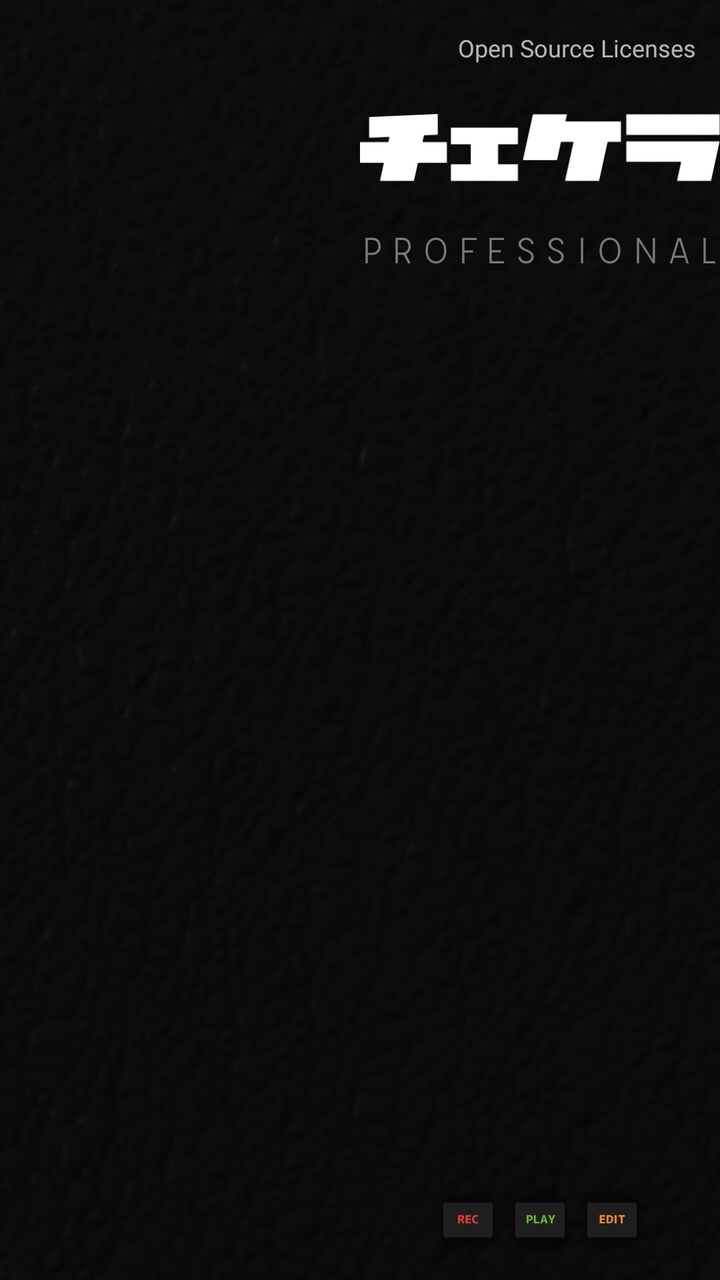
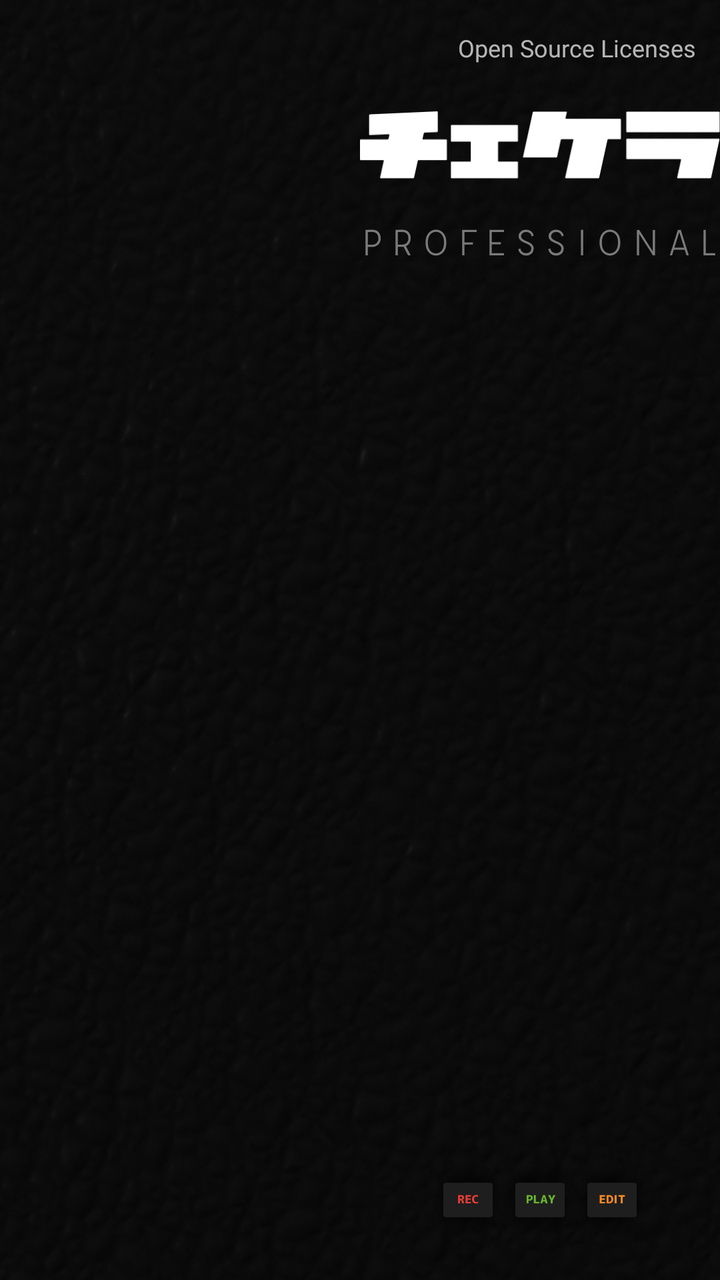

Two renders of the same Android screen: before a commit and after it. Below are the layout's source before the change and the commit's diff.
<!-- AndroidManifest.xml: application theme AppTheme -->
<!-- res/layout/main_activity.xml -->
<?xml version="1.0" encoding="utf-8"?>
<androidx.constraintlayout.widget.ConstraintLayout xmlns:android="http://schemas.android.com/apk/res/android"
    xmlns:app="http://schemas.android.com/apk/res-auto"
    xmlns:tools="http://schemas.android.com/tools"
    android:layout_width="match_parent"
    android:layout_height="match_parent"
    tools:context=".MainActivity">

    <ImageView
        android:id="@+id/imageView"
        android:layout_width="0dp"
        android:layout_height="0dp"
        android:contentDescription="background"
        android:scaleType="centerCrop"
        app:layout_constraintBottom_toBottomOf="parent"
        app:layout_constraintEnd_toEndOf="parent"
        app:layout_constraintStart_toStartOf="parent"
        app:layout_constraintTop_toTopOf="parent"
        app:srcCompat="@drawable/background" />

    
    <androidx.constraintlayout.widget.ConstraintLayout
        android:id="@+id/content"
        android:layout_width="0dp"
        android:layout_height="0dp"
        app:layout_constraintBottom_toBottomOf="parent"
        app:layout_constraintEnd_toEndOf="parent"
        app:layout_constraintStart_toStartOf="parent"
        app:layout_constraintTop_toTopOf="parent">

        <FrameLayout
            android:id="@+id/padContainer"
            android:layout_width="0dp"
            android:layout_height="0dp"
            android:padding="8dp"
            app:layout_constraintBottom_toBottomOf="parent"
            app:layout_constraintStart_toStartOf="parent"
            app:layout_constraintTop_toTopOf="parent"
            app:layout_constraintWidth_percent="0.5" />

        <LinearLayout
            android:id="@+id/controlColumn"
            android:layout_width="0dp"
            android:layout_height="0dp"
            android:orientation="vertical"
            app:layout_constraintBottom_toBottomOf="parent"
            app:layout_constraintEnd_toEndOf="parent"
            app:layout_constraintStart_toEndOf="@id/padContainer"
            app:layout_constraintTop_toTopOf="parent">

            <androidx.constraintlayout.widget.ConstraintLayout
                android:layout_width="match_parent"
                android:layout_height="0dp"
                android:layout_weight="0.7">

                <ImageView
                    android:id="@+id/logoImageView"
                    android:layout_width="0dp"
                    android:layout_height="0dp"
                    android:scaleType="centerInside"
                    app:layout_constraintBottom_toTopOf="@id/subTitleImageView"
                    app:layout_constraintEnd_toEndOf="parent"
                    app:layout_constraintStart_toStartOf="parent"
                    app:layout_constraintTop_toBottomOf="@id/licensesButton"
                    app:layout_constraintVertical_chainStyle="spread"
                    app:srcCompat="@drawable/logo" />

                <ImageView
                    android:id="@+id/subTitleImageView"
                    android:layout_width="0dp"
                    android:layout_height="0dp"
                    android:scaleType="centerInside"
                    app:layout_constraintBottom_toBottomOf="parent"
                    app:layout_constraintEnd_toEndOf="parent"
                    app:layout_constraintStart_toStartOf="parent"
                    app:layout_constraintTop_toBottomOf="@id/logoImageView"
                    app:srcCompat="@drawable/professional" />

                <TextView
                    android:id="@+id/licensesButton"
                    android:layout_width="wrap_content"
                    android:layout_height="wrap_content"
                    android:minHeight="48dp"
                    android:gravity="center"
                    android:paddingStart="12dp"
                    android:paddingEnd="12dp"
                    android:fontFamily="@font/logotypejp_mp_b_1"
                    android:text="@string/licenses"
                    android:textColor="@android:color/white"
                    android:textSize="12sp"
                    android:alpha="0.7"
                    app:layout_constraintEnd_toEndOf="parent"
                    app:layout_constraintTop_toTopOf="parent" />
            </androidx.constraintlayout.widget.ConstraintLayout>

            <FrameLayout
                android:id="@+id/controlContainer"
                android:layout_width="match_parent"
                android:layout_height="0dp"
                android:layout_weight="2"
                android:padding="4dp"></FrameLayout>

            <LinearLayout
                android:layout_width="match_parent"
                android:layout_height="wrap_content"
                android:orientation="horizontal"
                android:paddingTop="4dp"
                android:paddingBottom="8dp">

                <Space
                    android:layout_width="0dp"
                    android:layout_height="wrap_content"
                    android:layout_weight="1" />

                <ImageView
                    android:id="@+id/recButton"
                    android:layout_width="0dp"
                    android:layout_height="44dp"
                    android:layout_weight="1"
                    android:scaleType="fitCenter"
                    app:srcCompat="@drawable/rec_button" />

                <ImageView
                    android:id="@+id/playButton"
                    android:layout_width="0dp"
                    android:layout_height="44dp"
                    android:layout_weight="1"
                    android:scaleType="fitCenter"
                    app:srcCompat="@drawable/play_button" />

                <ImageView
                    android:id="@+id/editButton"
                    android:layout_width="0dp"
                    android:layout_height="44dp"
                    android:layout_weight="1"
                    android:scaleType="fitCenter"
                    app:srcCompat="@drawable/edit_button" />

                <Space
                    android:layout_width="0dp"
                    android:layout_height="wrap_content"
                    android:layout_weight="1" />

            </LinearLayout>
        </LinearLayout>
    </androidx.constraintlayout.widget.ConstraintLayout>
</androidx.constraintlayout.widget.ConstraintLayout>
<!-- resources referenced by this layout -->
<resources>
  <!-- drawable background: png bitmap (drawable, 188965 bytes) -->
  <!-- drawable edit_button: png bitmap (drawable, 2320 bytes) -->
  <!-- drawable logo: png bitmap (drawable, 1410 bytes) -->
  <!-- drawable play_button: png bitmap (drawable, 2463 bytes) -->
  <!-- drawable professional: png bitmap (drawable, 1367 bytes) -->
  <!-- drawable rec_button: png bitmap (drawable, 2361 bytes) -->
  <string name="licenses">Open Source Licenses</string>
  <style name="AppTheme" parent="Theme.AppCompat.Light.NoActionBar">
          
          <item name="colorPrimary">@color/colorPrimary</item>
          <item name="colorPrimaryDark">@color/colorPrimaryDark</item>
          <item name="colorAccent">@color/colorAccent</item>
      </style>
  <color name="colorPrimary">#000000</color>
  <color name="colorPrimaryDark">#000000</color>
  <color name="colorAccent">#D81B60</color>
</resources>

<!-- the commit's change to res/layout/main_activity.xml (unified diff, before → after) -->
@@ -115,7 +115,7 @@
                 <ImageView
                     android:id="@+id/recButton"
                     android:layout_width="0dp"
-                    android:layout_height="44dp"
+                    android:layout_height="64dp"
                     android:layout_weight="1"
                     android:scaleType="fitCenter"
                     app:srcCompat="@drawable/rec_button" />
@@ -123,7 +123,7 @@
                 <ImageView
                     android:id="@+id/playButton"
                     android:layout_width="0dp"
-                    android:layout_height="44dp"
+                    android:layout_height="64dp"
                     android:layout_weight="1"
                     android:scaleType="fitCenter"
                     app:srcCompat="@drawable/play_button" />
@@ -131,7 +131,7 @@
                 <ImageView
                     android:id="@+id/editButton"
                     android:layout_width="0dp"
-                    android:layout_height="44dp"
+                    android:layout_height="64dp"
                     android:layout_weight="1"
                     android:scaleType="fitCenter"
                     app:srcCompat="@drawable/edit_button" />
